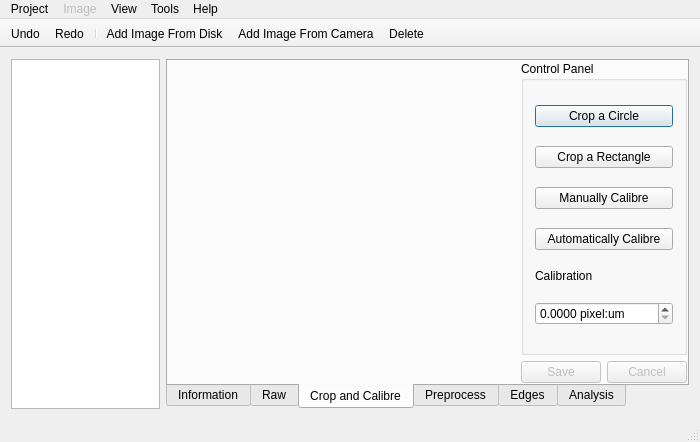
The window that gui/mainwindow.ui (librehat/caiga) describes before a commit, drawn with Qt 5.
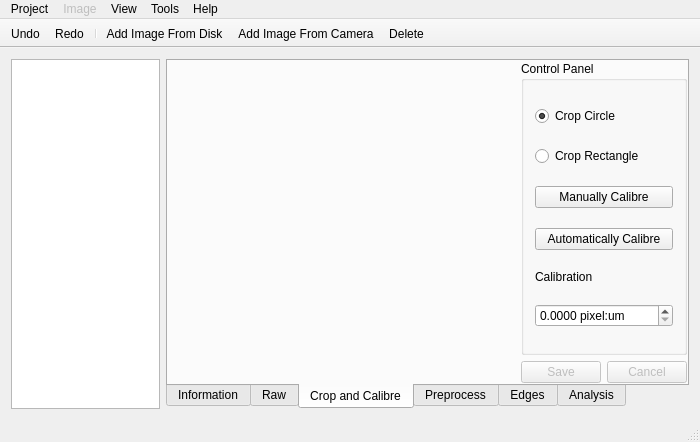
The same window after the commit. The open tabs and pages were chosen to show the change. Icons and pictures are not drawn. Custom widgets are drawn as their Qt base class.

Commit message: crop circle and rectangle work in progress.

What changed in the file:
```diff
--- a/gui/mainwindow.ui
+++ b/gui/mainwindow.ui
@@ -143,25 +143,19 @@
           </property>
           <layout class="QVBoxLayout" name="verticalLayout_5">
            <item>
-            <widget class="QPushButton" name="cropCircleButton">
-             <property name="toolTip">
-              <string>Draw a rectangle first. Then computer will remove the corners and turn it into a circle automatically.</string>
-             </property>
+            <widget class="QRadioButton" name="cropCircleRadio">
              <property name="text">
-              <string>Crop a Circle</string>
+              <string>Crop Circle</string>
              </property>
-             <property name="default">
+             <property name="checked">
               <bool>true</bool>
              </property>
             </widget>
            </item>
            <item>
-            <widget class="QPushButton" name="cropRectButton">
-             <property name="toolTip">
-              <string>Draw a rectangle as exactly what you expected.</string>
-             </property>
+            <widget class="QRadioButton" name="cropRectRadio">
              <property name="text">
-              <string>Crop a Rectangle</string>
+              <string>Crop Rectangle</string>
              </property>
             </widget>
            </item>
@@ -882,6 +876,12 @@
    <header>qimageviewer.h</header>
    <container>1</container>
   </customwidget>
+  <customwidget>
+   <class>QImageDrawer</class>
+   <extends>QWidget</extends>
+   <header>qimagedrawer.h</header>
+   <container>1</container>
+  </customwidget>
  </customwidgets>
  <resources>
   <include location="caiga.qrc"/>
```
Left out of the diff: 22 changed lines with no effect on the pictures. The commit also changes 6 other files.
